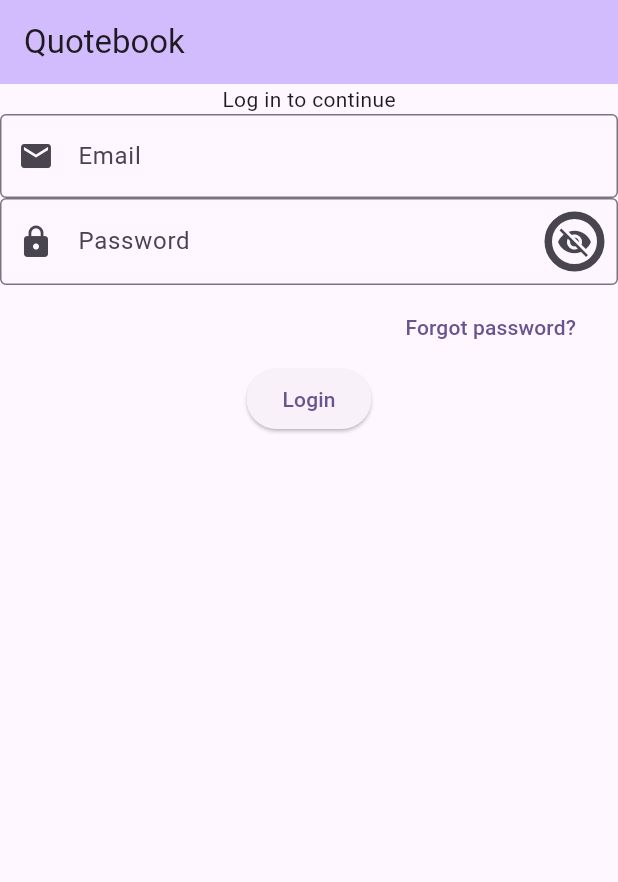
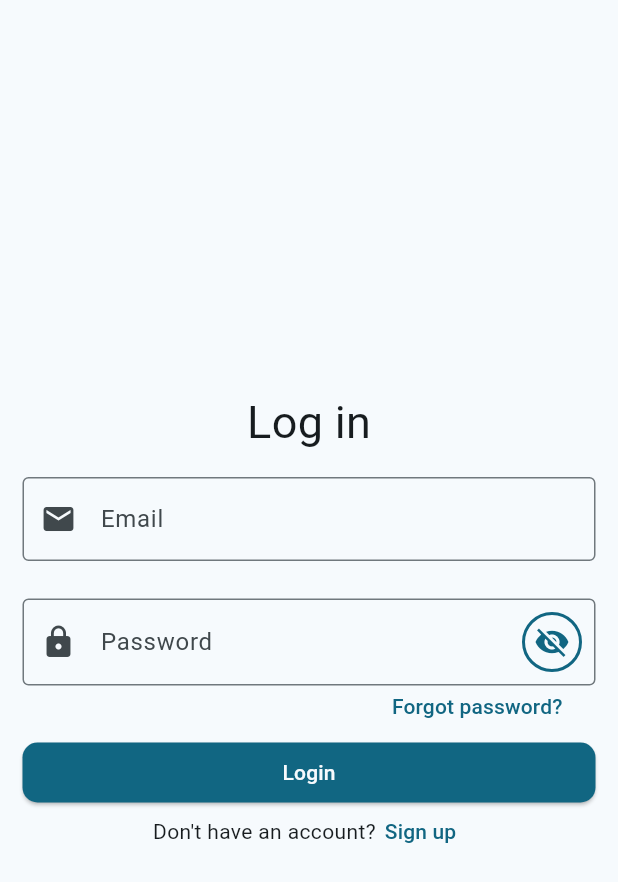
Before and after one commit to MarcoBonato2007/QuoteLike, a Flutter app: the screen it shows after launch, on a phone screen of 412 x 824 dp. Shown: the top 882 px of the screen. Run offline on Flutter 3.47's test engine with Material 3 defaults, Android fonts, the phone set to English and light mode, and no system bars; our stand-ins replace firebase_auth, firebase_core; accounts and stored records are empty.

Commit message:
Finished login page, signup page next

```diff
--- a/lib/login_page.dart
+++ b/lib/login_page.dart
@@ -16,11 +16,39 @@ class _LoginPageState extends State<LoginPage> {
   final emailFieldController = TextEditingController();
   final passwordFieldController = TextEditingController();
 
-  void login(
-    BuildContext context,
-    String email,
-    String password
-  ) async {
+  void forgotPassword() async {
+    String? newEmailErrorText; // new error messages (can be null)
+    String? newPasswordErrorText;
+
+    showDialog( // Show loading icon
+      context: context,
+      barrierDismissible: false,
+      builder: (BuildContext context) => const Center(child: CircularProgressIndicator())
+    );
+
+    // try/except with email and give various error codes
+    try {
+      await FirebaseAuth.instance.sendPasswordResetEmail(email: emailFieldController.text);
+      newEmailErrorText = "If this account exists, a password reset email has been sent.";
+    }
+    on FirebaseAuthException catch (e) {
+      if (e.code == "invalid-email" || e.code == "channel-error") {
+        newEmailErrorText = "Invalid email format";
+      }
+    }
+    catch (e) {
+      newEmailErrorText = "An unknown error occurred";
+    }
+
+    setState(() {
+      emailErrorText = newEmailErrorText;
+      passwordErrorText = newPasswordErrorText;
+    });
+
+    if (mounted) {Navigator.of(context).pop();} // Remove loading icon
+  }
+
+  void login(String email, String password) async {
     showDialog( // Show loading icon
       context: context,
       barrierDismissible: false,
@@ -93,7 +121,7 @@ class _LoginPageState extends State<LoginPage> {
       passwordErrorText = newPasswordErrorText;
     });
 
-    if (context.mounted) {Navigator.of(context).pop();} // Remove loading icon
+    if (mounted) {Navigator.of(context).pop();} // Remove loading icon
   }
 
   @override
@@ -102,6 +130,7 @@ class _LoginPageState extends State<LoginPage> {
       controller: emailFieldController,
       validator: (String? curValue) => emailErrorText,
       decoration: InputDecoration(
+        helperText: "", // Ensures error text space is always taken up
         prefixIcon: Icon(Icons.email),
         border: OutlineInputBorder(),
         hintText: "Email",
@@ -114,24 +143,30 @@ class _LoginPageState extends State<LoginPage> {
       validator: (String? curValue) => passwordErrorText,
       obscureText: obscureText,
       decoration: InputDecoration(
+        helperText: "",
         border: OutlineInputBorder(),
         hintText: "Password",
         errorText: passwordErrorText,
         prefixIcon: Icon(Icons.lock),
         counter: TextButton(
+          style: TextButton.styleFrom(
+            minimumSize: Size.zero,
+            padding: EdgeInsetsGeometry.only(left: 6, right: 6),
+            tapTargetSize: MaterialTapTargetSize.shrinkWrap
+          ),
           child: Text("Forgot password?"),
-          onPressed: () {}
+          onPressed: () => forgotPassword()
         ),
         suffixIcon: Padding(
           padding: const EdgeInsets.all(5),
           child: IconButton.outlined(
+            color: passwordErrorText == null ? ColorScheme.of(context).primary : ColorScheme.of(context).error, // ColorScheme.of(context).onSurfaceVariant
             style: IconButton.styleFrom(
               side: BorderSide(
-                width: 5.0,
-                color: passwordErrorText == null ? ColorScheme.of(context).onSurfaceVariant : ColorScheme.of(context).error
+                width: 2.0,
+                color: passwordErrorText == null ? ColorScheme.of(context).primary : ColorScheme.of(context).error
               ),
             ),
-            splashColor: Colors.grey,
             icon: obscureText ? Icon(Icons.visibility_off) : Icon(Icons.visibility),
             onPressed: () => setState(() => obscureText = !obscureText)
           ),
@@ -139,23 +174,51 @@ class _LoginPageState extends State<LoginPage> {
       ),
     );
 
-    final ElevatedButton loginButton = ElevatedButton( // TODO: less padding up top
-      onPressed: () => login(context, emailFieldController.text, passwordFieldController.text),
+    final ElevatedButton loginButton = ElevatedButton(
+      onPressed: () => login(emailFieldController.text, passwordFieldController.text),
+      style: ElevatedButton.styleFrom(
+        backgroundColor: ColorScheme.of(context).primary,
+        foregroundColor: ColorScheme.of(context).surface,
+        shape: RoundedRectangleBorder(borderRadius: BorderRadiusGeometry.circular(10))
+      ),
       child: Text("Login")
     );
 
-    return Column(
-      children: [
-        Text("Log in to continue"),
-        emailField,
-        passwordField,
-        loginButton
-      ]
+    final TextButton signupButton = TextButton(
+      style: TextButton.styleFrom(
+        minimumSize: Size.zero,
+        padding: EdgeInsetsGeometry.only(left: 6, right: 6),
+        tapTargetSize: MaterialTapTargetSize.shrinkWrap
+      ),
+      child: Text("Sign up"),
+      onPressed: () {}
+    );
+
+    return Padding(
+      padding: const EdgeInsets.only(left: 15, right: 15),
+      child: Column(
+        mainAxisAlignment: MainAxisAlignment.center,
+        children: [
+          Text("Log in", style: TextStyle(fontSize: 30)),
+          SizedBox(height: 15),
+          emailField,
+          SizedBox(height: 5),
+          passwordField,
+          SizedBox(height: 10),
+          SizedBox(
+            width: MediaQuery.of(context).size.width,
+            child: loginButton,
+          ),
+          SizedBox(height: 5),
+          Row(
+            mainAxisAlignment: MainAxisAlignment.center,
+            children: [
+              Text("Don't have an account?"),
+              signupButton
+            ]
+          )
+        ]
+      ),
     );
   }
 }
-
-// TODO: add forgot password button
-// TODO: add signup page
-// TODO: prevent verification email spam (check last verification email date, if >= 48 hours)
-// TODO: make it look good
--- a/lib/main.dart
+++ b/lib/main.dart
@@ -29,7 +29,7 @@ class MyApp extends StatelessWidget {
     return MaterialApp(
       title: 'Flutter Demo',
       theme: ThemeData(
-        colorScheme: ColorScheme.fromSeed(seedColor: Colors.deepPurple),
+        colorScheme: ColorScheme.fromSeed(seedColor: Colors.blueGrey),
       ),
       home: const MyHomePage(),
     );
@@ -47,14 +47,14 @@ class _MyHomePageState extends State<MyHomePage> {
   @override
   Widget build(BuildContext context) {
     return Scaffold(
-      appBar: AppBar(
-        backgroundColor: Theme.of(context).colorScheme.inversePrimary,
-        title: Text("Quotebook"),
-      ),
       body: LoginPage()
     );
   }
 }
 
-// TODO: Login and signup page (username and password only for now)
+// TODO: add signup page
+// TODO: add client-side email format verification (don't remove the handling from firebase invalid-email though)
+// TODO: prevent verification and password reset and signup email spam (for each user, check last time they sent it)
+// TODO: Ensure all rate limit errors are handled (too-many-requests)
+// TODO: make it all look good
 // TODO: Add the quotes, searchbar, like feature
```
